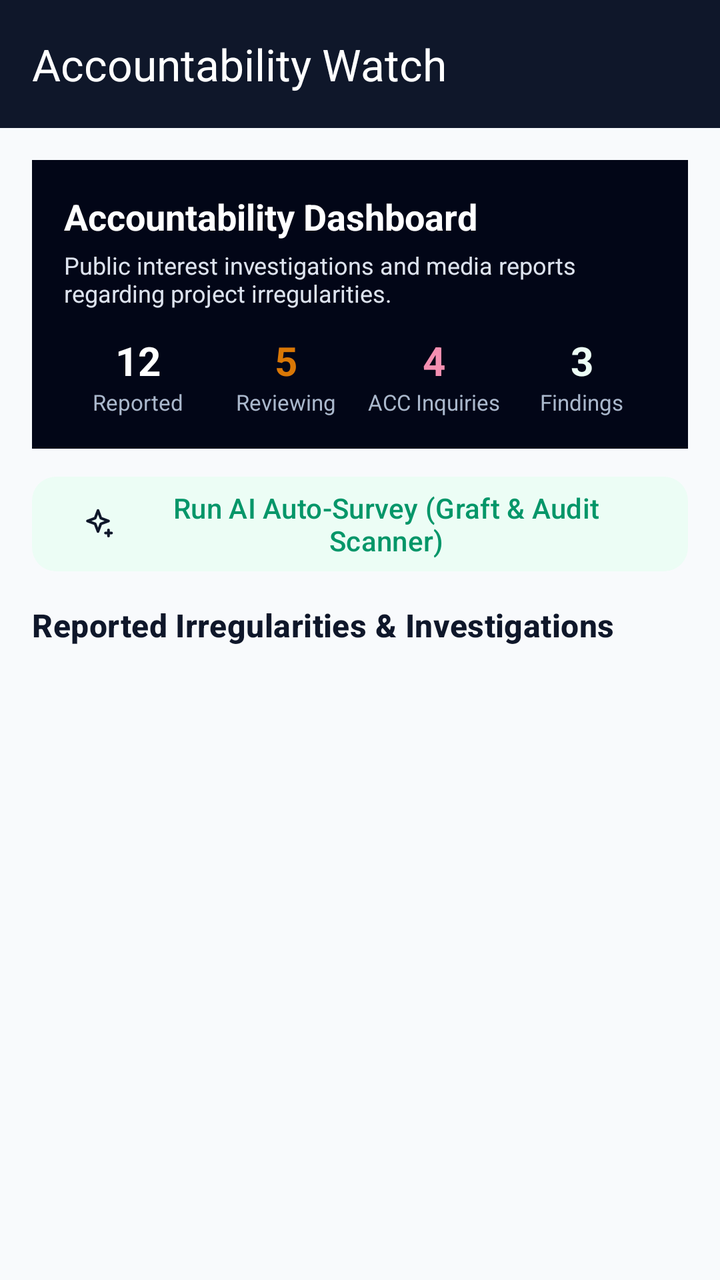
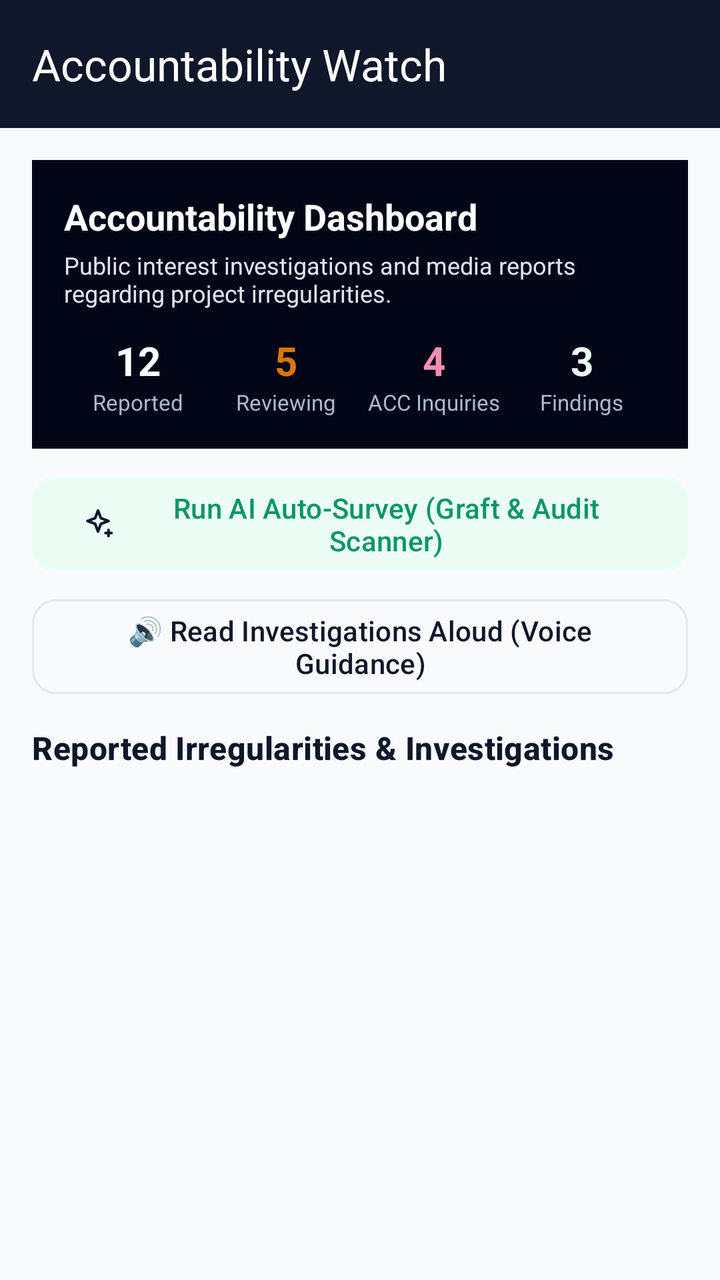

Compare the two renders of this Android layout. The source of the first and the diff that turns it into the second are given below.
<!-- AndroidManifest.xml: application theme Theme.CivicLens -->
<!-- res/layout/activity_accountability.xml -->
<?xml version="1.0" encoding="utf-8"?>
<LinearLayout xmlns:android="http://schemas.android.com/apk/res/android"
    xmlns:app="http://schemas.android.com/apk/res-auto"
    android:layout_width="match_parent"
    android:layout_height="match_parent"
    android:orientation="vertical">

    <com.google.android.material.appbar.MaterialToolbar
        android:id="@+id/toolbar"
        android:layout_width="match_parent"
        android:layout_height="?attr/actionBarSize"
        android:background="@color/navy"
        app:navigationIconTint="@color/white"
        app:title="Accountability Watch"
        app:titleTextColor="@color/white" />

    <ScrollView
        android:layout_width="match_parent"
        android:layout_height="match_parent"
        android:padding="16dp">

        <LinearLayout
            android:layout_width="match_parent"
            android:layout_height="wrap_content"
            android:orientation="vertical">

            <LinearLayout
                android:layout_width="match_parent"
                android:layout_height="wrap_content"
                android:background="@color/navy_dark"
                android:orientation="vertical"
                android:padding="16dp">

                <TextView
                    android:layout_width="wrap_content"
                    android:layout_height="wrap_content"
                    android:text="Accountability Dashboard"
                    android:textColor="@color/white"
                    android:textSize="18sp"
                    android:textStyle="bold" />

                <TextView
                    android:layout_width="match_parent"
                    android:layout_height="wrap_content"
                    android:layout_marginTop="4dp"
                    android:text="Public interest investigations and media reports regarding project irregularities."
                    android:textColor="#DDE3EE"
                    android:textSize="12sp" />

                <LinearLayout
                    android:layout_width="match_parent"
                    android:layout_height="wrap_content"
                    android:layout_marginTop="12dp"
                    android:orientation="horizontal">

                    <LinearLayout
                        android:layout_width="0dp"
                        android:layout_height="wrap_content"
                        android:layout_weight="1"
                        android:gravity="center"
                        android:orientation="vertical">
                        <TextView
                            android:layout_width="wrap_content"
                            android:layout_height="wrap_content"
                            android:text="12"
                            android:textColor="@color/white"
                            android:textSize="20sp"
                            android:textStyle="bold" />
                        <TextView
                            android:layout_width="wrap_content"
                            android:layout_height="wrap_content"
                            android:text="Reported"
                            android:textColor="#AAB8CC"
                            android:textSize="11sp" />
                    </LinearLayout>

                    <LinearLayout
                        android:layout_width="0dp"
                        android:layout_height="wrap_content"
                        android:layout_weight="1"
                        android:gravity="center"
                        android:orientation="vertical">
                        <TextView
                            android:layout_width="wrap_content"
                            android:layout_height="wrap_content"
                            android:text="5"
                            android:textColor="@color/gold"
                            android:textSize="20sp"
                            android:textStyle="bold" />
                        <TextView
                            android:layout_width="wrap_content"
                            android:layout_height="wrap_content"
                            android:text="Reviewing"
                            android:textColor="#AAB8CC"
                            android:textSize="11sp" />
                    </LinearLayout>

                    <LinearLayout
                        android:layout_width="0dp"
                        android:layout_height="wrap_content"
                        android:layout_weight="1"
                        android:gravity="center"
                        android:orientation="vertical">
                        <TextView
                            android:layout_width="wrap_content"
                            android:layout_height="wrap_content"
                            android:text="4"
                            android:textColor="#F48FB1"
                            android:textSize="20sp"
                            android:textStyle="bold" />
                        <TextView
                            android:layout_width="wrap_content"
                            android:layout_height="wrap_content"
                            android:text="ACC Inquiries"
                            android:textColor="#AAB8CC"
                            android:textSize="11sp" />
                    </LinearLayout>

                    <LinearLayout
                        android:layout_width="0dp"
                        android:layout_height="wrap_content"
                        android:layout_weight="1"
                        android:gravity="center"
                        android:orientation="vertical">
                        <TextView
                            android:layout_width="wrap_content"
                            android:layout_height="wrap_content"
                            android:text="3"
                            android:textColor="@color/green_light"
                            android:textSize="20sp"
                            android:textStyle="bold" />
                        <TextView
                            android:layout_width="wrap_content"
                            android:layout_height="wrap_content"
                            android:text="Findings"
                            android:textColor="#AAB8CC"
                            android:textSize="11sp" />
                    </LinearLayout>
                </LinearLayout>
            </LinearLayout>

            <com.google.android.material.button.MaterialButton
                android:id="@+id/btnAutoSurveyAccountability"
                style="@style/Widget.Material3.Button.TonalButton"
                android:layout_width="match_parent"
                android:layout_height="wrap_content"
                android:layout_marginTop="10dp"
                android:minHeight="44dp"
                android:text="Run AI Auto-Survey (Graft &amp; Audit Scanner)"
                app:cornerRadius="12dp"
                app:icon="@drawable/ic_sparkle"
                app:iconTint="@color/navy" />

            <TextView
                android:layout_width="match_parent"
                android:layout_height="wrap_content"
                android:layout_marginTop="12dp"
                android:text="Reported Irregularities &amp; Investigations"
                android:textAppearance="@style/TextAppearance.Material3.TitleMedium"
                android:textColor="@color/navy"
                android:textStyle="bold" />

            <androidx.recyclerview.widget.RecyclerView
                android:id="@+id/casesList"
                android:layout_width="match_parent"
                android:layout_height="wrap_content"
                android:layout_marginTop="8dp" />
        </LinearLayout>
    </ScrollView>
</LinearLayout>
<!-- resources referenced by this layout -->
<resources>
  <color name="gold">#D97706</color>
  <color name="green_light">#ECFDF5</color>
  <color name="navy">#0F172A</color>
  <color name="navy_dark">#020617</color>
  <color name="white">#FFFFFF</color>
  <!-- drawable ic_sparkle (drawable) -->
  <?xml version="1.0" encoding="utf-8"?>
  <vector xmlns:android="http://schemas.android.com/apk/res/android"
      android:width="24dp"
      android:height="24dp"
      android:viewportWidth="24"
      android:viewportHeight="24">
      <path
          android:fillColor="#00000000"
          android:pathData="M12,3l1.9,5.1L19,10l-5.1,1.9L12,17l-1.9,-5.1L5,10l5.1,-1.9z"
          android:strokeColor="#FF000000"
          android:strokeWidth="1.8"
          android:strokeLineCap="round"
          android:strokeLineJoin="round" />
      <path
          android:fillColor="#00000000"
          android:pathData="M19,16v4"
          android:strokeColor="#FF000000"
          android:strokeWidth="1.8"
          android:strokeLineCap="round"
          android:strokeLineJoin="round" />
      <path
          android:fillColor="#00000000"
          android:pathData="M17,18h4"
          android:strokeColor="#FF000000"
          android:strokeWidth="1.8"
          android:strokeLineCap="round"
          android:strokeLineJoin="round" />
  </vector>
  <style name="Theme.CivicLens" parent="Theme.Material3.Light.NoActionBar">
          <item name="colorPrimary">@color/navy</item>
          <item name="colorOnPrimary">@color/white</item>
          <item name="colorSecondary">@color/green</item>
          <item name="colorOnSecondary">@color/white</item>
          <item name="colorSecondaryContainer">@color/green_light</item>
          <item name="colorOnSecondaryContainer">@color/green</item>
          <item name="colorTertiary">@color/gold</item>
          <item name="colorSurface">@color/white</item>
          <item name="colorOutline">@color/stroke</item>
          <item name="android:windowBackground">@color/surface</item>
          <item name="android:statusBarColor">@color/navy_dark</item>
          <item name="android:navigationBarColor">@color/white</item>
          <item name="android:windowLightStatusBar">false</item>
      </style>
  <color name="green">#059669</color>
  <color name="stroke">#E2E8F0</color>
  <color name="surface">#F8FAFC</color>
</resources>

<!-- the commit's change to res/layout/activity_accountability.xml (unified diff, before → after) -->
@@ -151,6 +151,16 @@
                 app:icon="@drawable/ic_sparkle"
                 app:iconTint="@color/navy" />
 
+            <com.google.android.material.button.MaterialButton
+                android:id="@+id/btnReadAccountabilityVoice"
+                style="@style/Widget.Material3.Button.OutlinedButton"
+                android:layout_width="match_parent"
+                android:layout_height="wrap_content"
+                android:layout_marginTop="6dp"
+                android:minHeight="44dp"
+                android:text="🔊 Read Investigations Aloud (Voice Guidance)"
+                app:cornerRadius="12dp" />
+
             <TextView
                 android:layout_width="match_parent"
                 android:layout_height="wrap_content"
